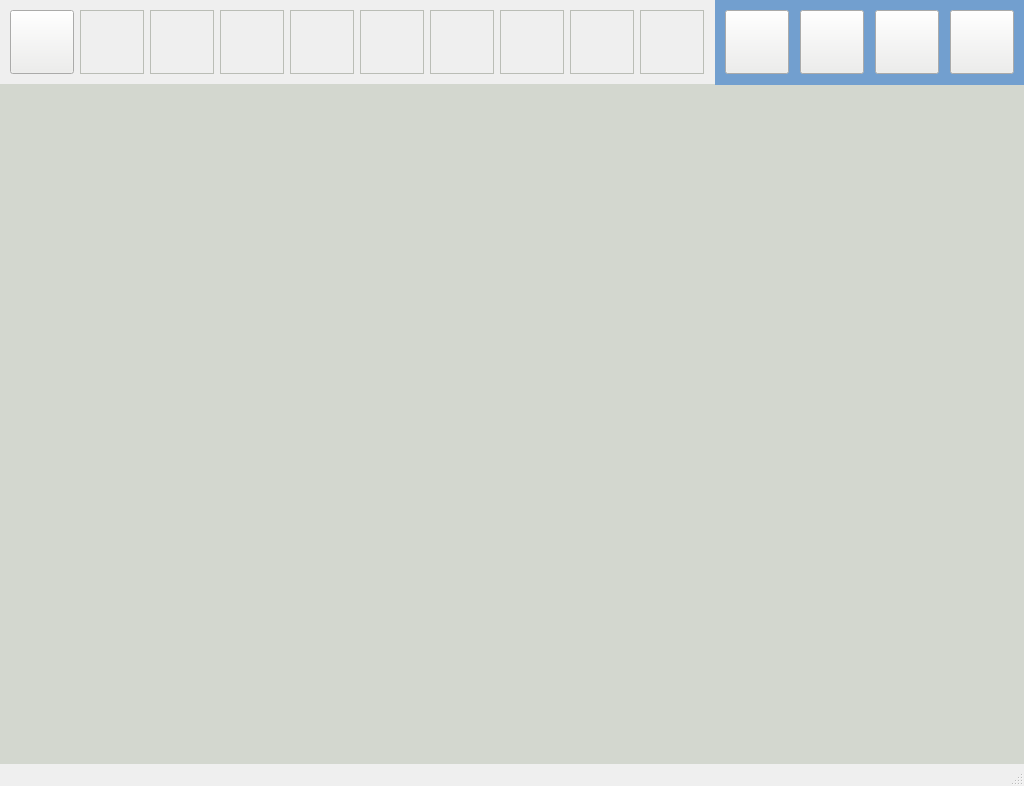
Qt form mainwindow.ui (kartikeya8973/emu_hmi_app) before a commit.
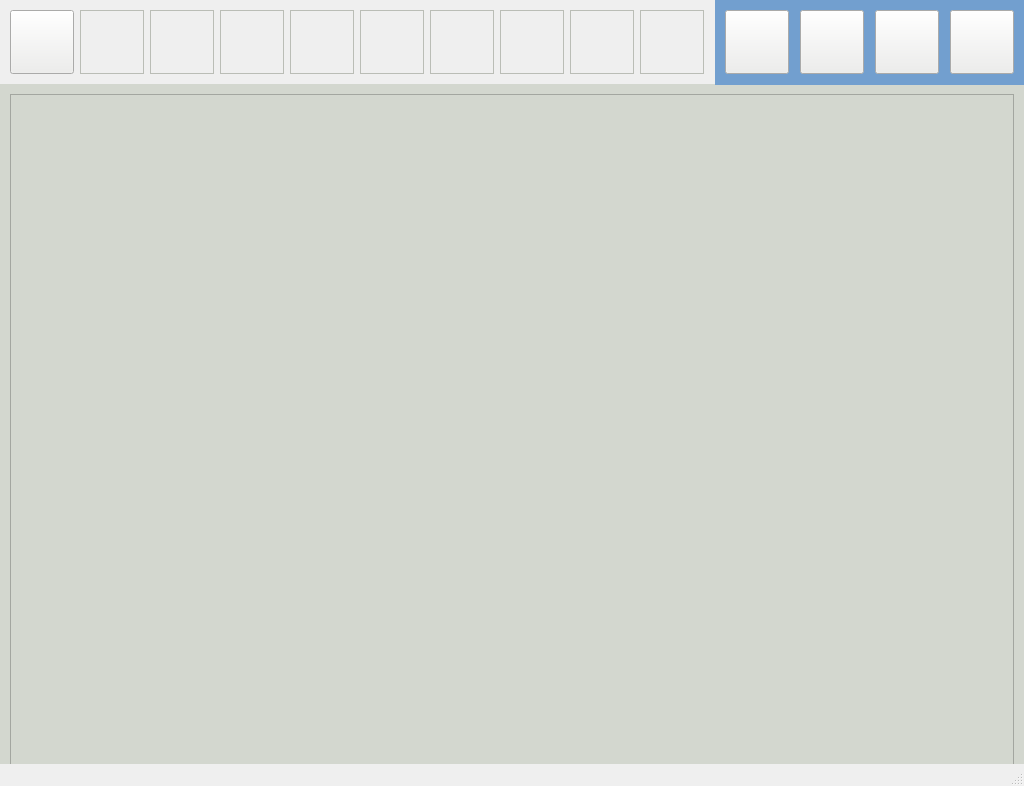
The same form after that commit. The open tabs and pages were chosen to show the change. Icons and pictures are not drawn.

The edit to the form file:
```diff
--- a/mainwindow.ui
+++ b/mainwindow.ui
@@ -943,6 +943,24 @@
       </property>
      </widget>
     </widget>
+    <widget class="QWidget" name="page_cctvView_etbCall">
+     <widget class="QFrame" name="frame_11">
+      <property name="geometry">
+       <rect>
+        <x>10</x>
+        <y>10</y>
+        <width>1004</width>
+        <height>690</height>
+       </rect>
+      </property>
+      <property name="frameShape">
+       <enum>QFrame::StyledPanel</enum>
+      </property>
+      <property name="frameShadow">
+       <enum>QFrame::Raised</enum>
+      </property>
+     </widget>
+    </widget>
    </widget>
    <widget class="QPushButton" name="pushButton_Menu">
     <property name="geometry">
```
